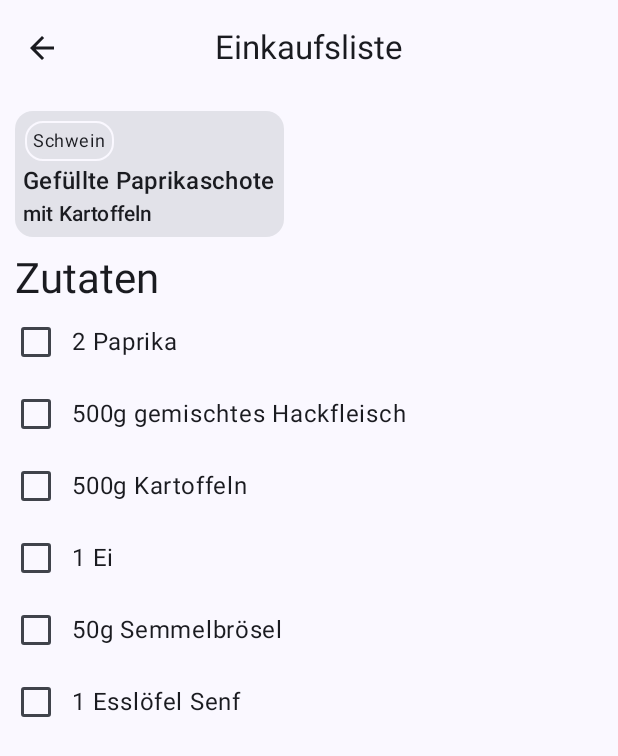
After one commit to Chrille89/FamilyFresh, an Android app built with Jetpack Compose: the composable ShoppingListScreen shown on its own in the app's theme, on a phone screen of 412 x 824 dp. The commit adds this screen. Shown: the top 756 px of the screen. Run offline under Robolectric (Android 15) with nearby library versions, the phone set to English and light mode, and no system bars; pictures from the network do not load.

Commit message:
Shopping List

```diff
--- a/app/src/main/java/com/bach/familyfresh/MainActivity.kt
+++ b/app/src/main/java/com/bach/familyfresh/MainActivity.kt
@@ -6,6 +6,7 @@ import androidx.activity.compose.setContent
 import androidx.activity.enableEdgeToEdge
 import com.bach.familyfresh.features.actualmenu.screens.ActualMenuScreen
 import com.bach.familyfresh.features.recipelist.screens.RecipeListScreen
+import com.bach.familyfresh.features.shoppinglist.screens.ShoppingListScreen
 import com.bach.familyfresh.ui.theme.FamilyFreshTheme
 
 class MainActivity : ComponentActivity() {
@@ -14,7 +15,7 @@ class MainActivity : ComponentActivity() {
         enableEdgeToEdge()
         setContent {
             FamilyFreshTheme {
-                    RecipeListScreen()
+                ShoppingListScreen()
                 }
             }
         }
--- /dev/null
+++ b/app/src/main/java/com/bach/familyfresh/features/shoppinglist/screens/ShoppingListScreen.kt
@@ -0,0 +1,108 @@
+package com.bach.familyfresh.features.shoppinglist.screens
+
+import androidx.compose.foundation.BorderStroke
+import androidx.compose.foundation.Image
+import androidx.compose.foundation.border
+import androidx.compose.foundation.layout.Column
+import androidx.compose.foundation.layout.Row
+import androidx.compose.foundation.layout.fillMaxSize
+import androidx.compose.foundation.layout.fillMaxWidth
+import androidx.compose.foundation.layout.padding
+import androidx.compose.material.icons.Icons
+import androidx.compose.material.icons.automirrored.filled.ArrowBack
+import androidx.compose.material3.Card
+import androidx.compose.material3.CenterAlignedTopAppBar
+import androidx.compose.material3.Checkbox
+import androidx.compose.material3.ExperimentalMaterial3Api
+import androidx.compose.material3.Icon
+import androidx.compose.material3.IconButton
+import androidx.compose.material3.MaterialTheme
+import androidx.compose.material3.Scaffold
+import androidx.compose.material3.Text
+import androidx.compose.runtime.Composable
+import androidx.compose.ui.Alignment
+import androidx.compose.ui.Modifier
+import androidx.compose.ui.graphics.Color
+import androidx.compose.ui.layout.ContentScale
+import androidx.compose.ui.tooling.preview.Preview
+import androidx.compose.ui.unit.dp
+import coil3.compose.AsyncImage
+import com.bach.familyfresh.features.actualmenu.views.MenuView
+import com.bach.familyfresh.features.recipelist.screens.RecipeListScreen
+import com.bach.familyfresh.ui.theme.FamilyFreshTheme
+
+@OptIn(ExperimentalMaterial3Api::class)
+@Composable
+fun ShoppingListScreen(modifier: Modifier = Modifier) {
+
+    Scaffold(topBar = {
+        CenterAlignedTopAppBar(
+            title = { Text("Einkaufsliste")},
+            navigationIcon = {
+                IconButton(onClick = {}) {
+                    Icon(Icons.AutoMirrored.Default.ArrowBack,null)
+                }
+            }
+        )
+    }) { innerPadding ->
+        Column(modifier.padding(innerPadding).fillMaxSize()) {
+            Card(
+                modifier = Modifier
+                    .padding(horizontal = 10.dp, vertical = 10.dp)
+            ) {
+                MenuView(
+                    "Gefüllte Paprikaschote",
+                    subTitle = "mit Kartoffeln",
+                    labels = listOf("Schwein"),
+                )
+                AsyncImage(
+                    model = "https://assets.tmecosys.com/image/upload/t_web767x639/img/recipe/ras/Assets/E829412C-6272-4361-ADC1-DD016CBB03C1/Derivates/B0FA5272-D8BB-4E16-B56A-B9717A651432.jpg",
+                    contentDescription = null,
+                )
+            }
+
+            Row(modifier.padding(horizontal = 10.dp).fillMaxWidth(), verticalAlignment = Alignment.CenterVertically) {
+                Text("Zutaten", style = MaterialTheme.typography.headlineMedium )
+            }
+
+
+            Row(modifier.fillMaxWidth(), verticalAlignment = Alignment.CenterVertically) {
+                Checkbox(false, onCheckedChange = {})
+                Text("2 Paprika")
+            }
+
+            Row(modifier.fillMaxWidth(), verticalAlignment = Alignment.CenterVertically) {
+                Checkbox(false, onCheckedChange = {})
+                Text("500g gemischtes Hackfleisch")
+            }
+
+            Row(modifier.fillMaxWidth(), verticalAlignment = Alignment.CenterVertically) {
+                Checkbox(false, onCheckedChange = {})
+                Text("500g Kartoffeln")
+            }
+
+            Row(modifier.fillMaxWidth(), verticalAlignment = Alignment.CenterVertically) {
+                Checkbox(false, onCheckedChange = {})
+                Text("1 Ei")
+            }
+
+            Row(modifier.fillMaxWidth(), verticalAlignment = Alignment.CenterVertically) {
+                Checkbox(false, onCheckedChange = {})
+                Text("50g Semmelbrösel")
+            }
+
+            Row(modifier.fillMaxWidth(), verticalAlignment = Alignment.CenterVertically) {
+                Checkbox(false, onCheckedChange = {})
+                Text("1 Esslöfel Senf")
+            }
+        }
+    }
+}
+
+@Preview(showBackground = true)
+@Composable
+fun ShoppingListScreenPreview() {
+    FamilyFreshTheme {
+        ShoppingListScreen()
+    }
+}
```
